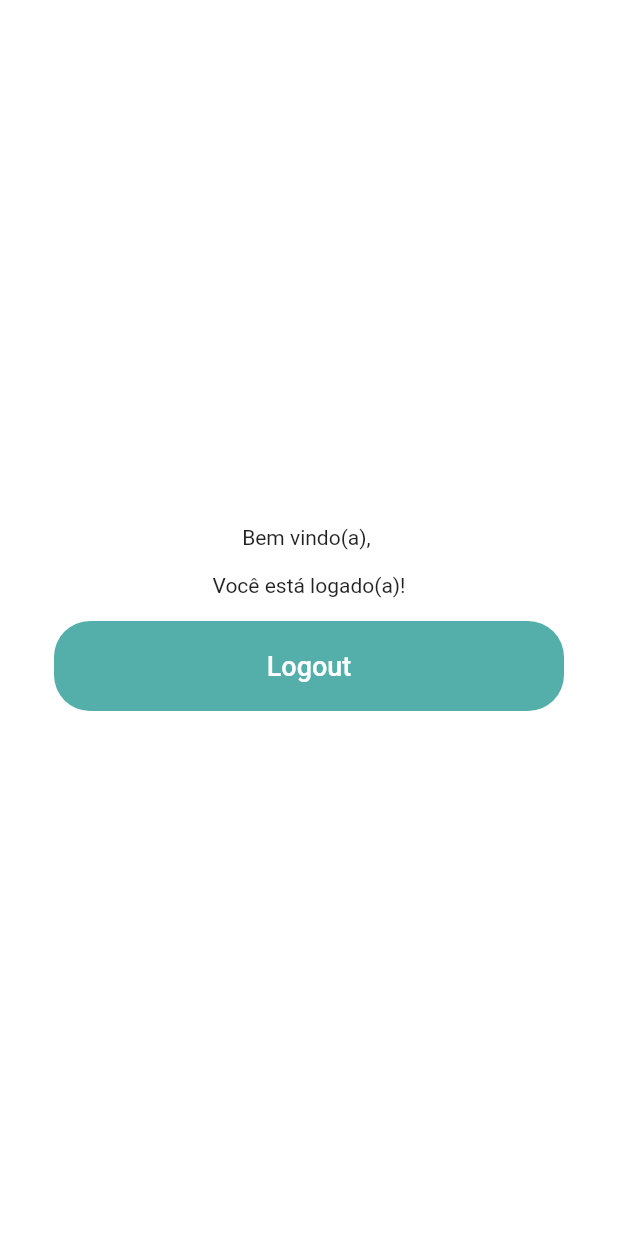
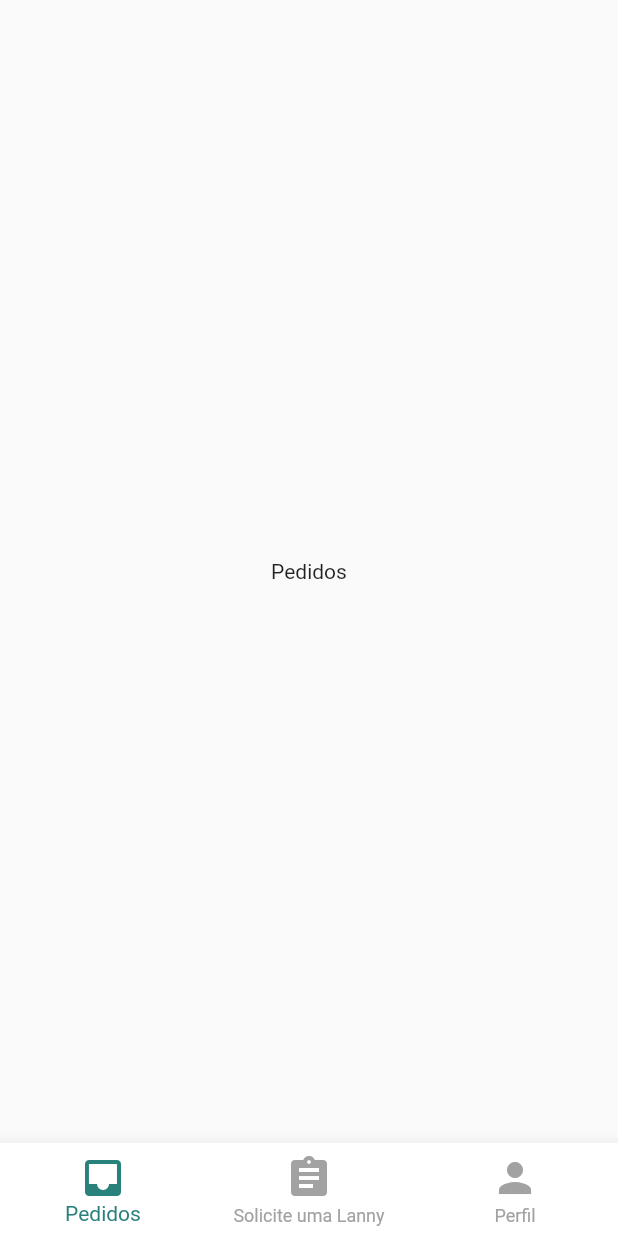
Before and after one commit to leonardossnt/agencia_la, a Flutter app: the ClientMainScreen screen opened directly, on a phone screen of 412 x 824 dp. Run offline on Flutter 3.47's test engine with Material 2 defaults, Android fonts, the phone set to English and light mode, and no system bars; our stand-ins replace email_validator, firebase_auth, firebase_core, mask_text_input_formatter; accounts and stored records are empty.

Commit message:
Add Bottom nav bar to Main screen

```diff
--- a/lib/colors.dart
+++ b/lib/colors.dart
@@ -9,6 +9,7 @@ class AgenciaLaColors {
   static const background = Color(0xffffffff); // white bg
   static const onBackground = Color(0xff000000);
   static const inputBackground = Color(0xfff5f5f5);
+  static const unselectedIcon = Color(0xffa2a2a2);
   static const icons = Color(0xff344e4c);
   static const negative = Color(0xffff6d62);
 }
--- a/lib/screens/client_main_screen.dart
+++ b/lib/screens/client_main_screen.dart
@@ -1,51 +1,60 @@
-import 'package:agencia_la/auth/auth.dart';
 import 'package:agencia_la/colors.dart';
-import 'package:agencia_la/screens/login_screen.dart';
 import 'package:flutter/material.dart';
+import 'package:agencia_la/screens/client_profile_screen.dart';
 
-class ClientMainScreen extends StatelessWidget {
+class ClientMainScreen extends StatefulWidget {
   const ClientMainScreen({super.key});
 
-  void logout(BuildContext context) {
-    Auth.clearCurrentUser();
-    Navigator.of(context).pushReplacement(
-      MaterialPageRoute(
-          builder: (context) => const LoginScreen()
+  @override
+  State<ClientMainScreen> createState() => _ClientMainScreenState();
+}
+
+class _ClientMainScreenState extends State<ClientMainScreen> {
+  int _selectedIndex = 0;
+  static const List<Widget> _widgetOptions = <Widget>[
+    Text(
+      'Pedidos',
     ),
-    );
+    Text(
+      'Solicitar uma Lanny',
+    ),
+    ClientProfileScreen(),
+  ];
+
+  void _onItemTapped(int index) {
+    setState(() {
+      _selectedIndex = index;
+    });
   }
 
   @override
   Widget build(BuildContext context) {
     return Scaffold(
-      backgroundColor: AgenciaLaColors.background,
       body: Center(
-        child: Column(
-          mainAxisAlignment: MainAxisAlignment.center,
-          children: [
-            Text("Bem vindo(a), ${Auth.getCurrentUser()?.email}"),
-            const SizedBox(height: 16),
-            const Text("Você está logado(a)!"),
-            const SizedBox(height: 16),
-            Padding(
-              padding: const EdgeInsets.symmetric(horizontal: 36),
-              child: ElevatedButton(
-                onPressed: () => logout(context),
-                style: ElevatedButton.styleFrom(
-                  backgroundColor: AgenciaLaColors.primary,
-                  foregroundColor: AgenciaLaColors.onPrimary,
-                  elevation: 0,
-                  shape: RoundedRectangleBorder(borderRadius: BorderRadius.circular(24)),
-                  minimumSize: const Size(double.infinity, 60),
+        child: _widgetOptions.elementAt(_selectedIndex),
       ),
-                child: const Text(
-                  "Logout",
-                  style: TextStyle(fontSize: 18),
+      bottomNavigationBar: BottomNavigationBar(
+        items: const <BottomNavigationBarItem>[
+          BottomNavigationBarItem(
+            icon: Icon(Icons.inbox),
+            label: 'Pedidos',
           ),
+          BottomNavigationBarItem(
+            icon: Icon(Icons.assignment),
+            label: 'Solicite uma Lanny',
           ),
+          BottomNavigationBarItem(
+            icon: Icon(Icons.person),
+            label: 'Perfil',
           ),
         ],
-        )
+        currentIndex: _selectedIndex,
+        selectedItemColor: AgenciaLaColors.darkPrimary,
+        unselectedItemColor: AgenciaLaColors.unselectedIcon,
+        backgroundColor: AgenciaLaColors.background,
+        elevation: 10,
+        iconSize: 32,
+        onTap: _onItemTapped,
       ),
     );
   }
```
Also changed, not shown: lib/screens/client_profile_screen.dart (added, +52 -0 lines). Lines whose indentation alone changed are shown as unchanged.
